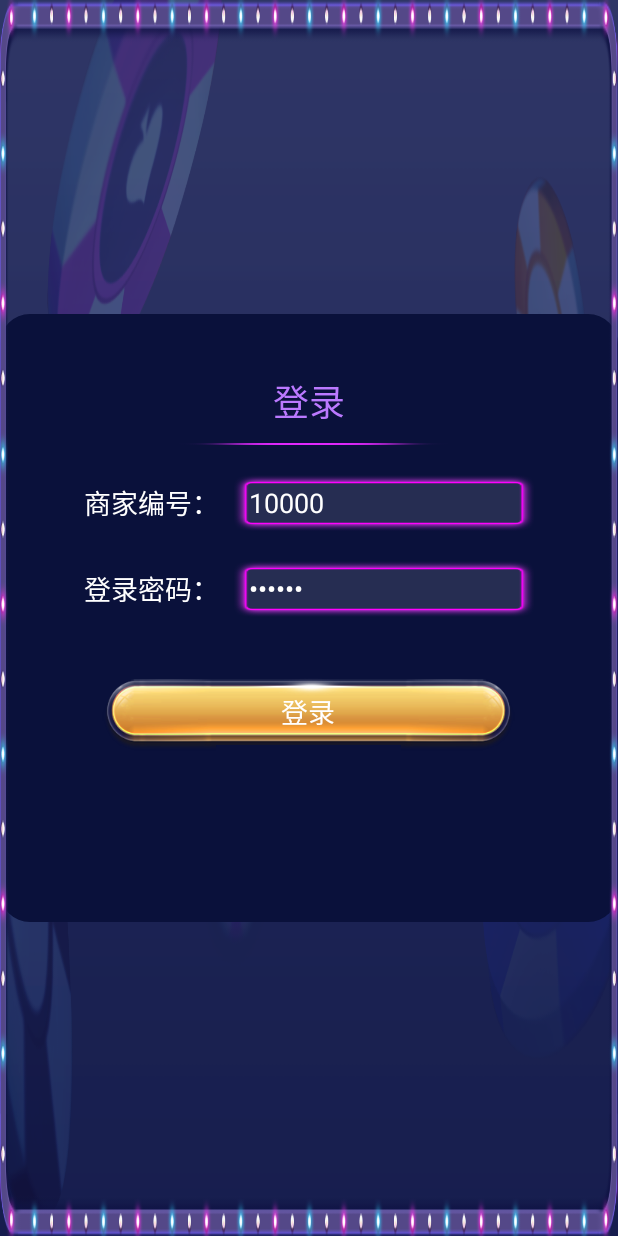
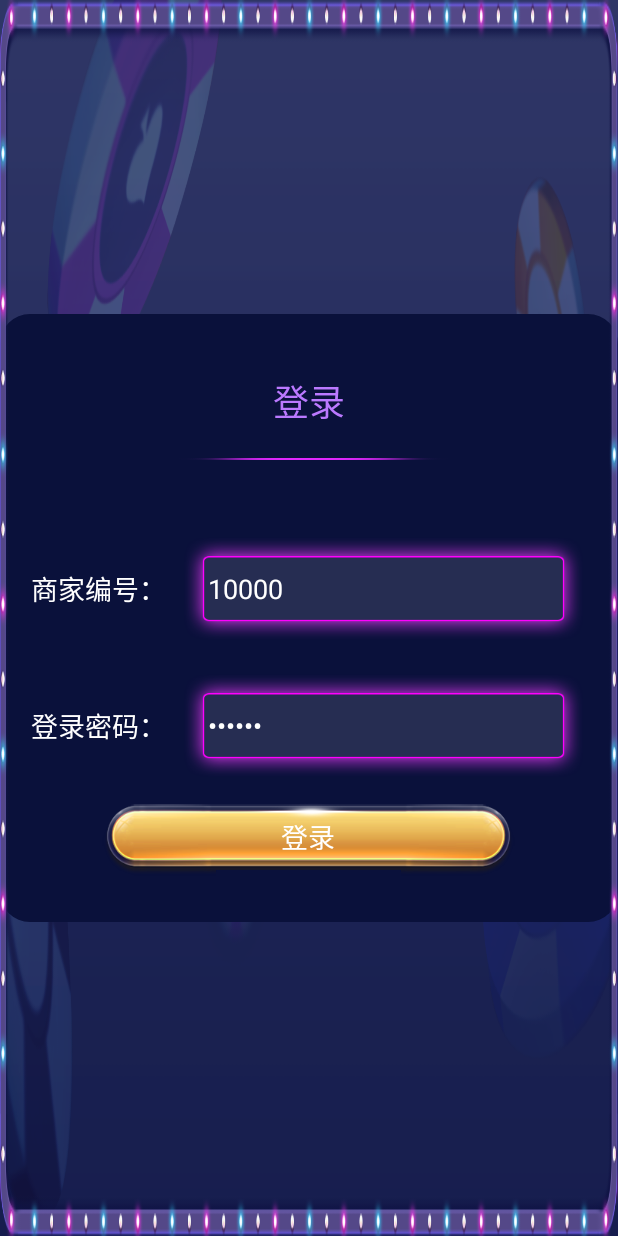
Before and after one commit to ycyangchun/XessMerchant, an Android app: the layout activity_login.xml on its own in the app's theme, with its tools: preview values and no code run, on a phone screen of 412 x 824 dp. Run offline under Robolectric (Android 15) with nearby library versions, the phone set to English and light mode, and no system bars; plain views replace PercentRelativeLayout.

Commit message:
login xml

```diff
--- a/app/src/main/AndroidManifest.xml
+++ b/app/src/main/AndroidManifest.xml
@@ -6,6 +6,7 @@
         android:icon="@mipmap/ic_launcher"
         android:label="@string/app_name"
         android:supportsRtl="true"
+        android:sharedUserId="android.uid.system"
         android:theme="@style/AppTheme.NoActionBar">
         <activity
             android:name=".view.SplashActivity"
--- a/app/src/main/java/com/golive/xess/merchant/base/XessApp.java
+++ b/app/src/main/java/com/golive/xess/merchant/base/XessApp.java
@@ -37,7 +37,7 @@ public class XessApp extends Application {
         initNet();
         initPath();
         initDadaBase();
-        JPushInterface.setDebugMode(true);    // 设置开启日志,发布时请关闭日志
+        JPushInterface.setDebugMode(XessConfig.IS_DEBUG);    // 设置开启日志,发布时请关闭日志
         JPushInterface.init(this);                          // 初始化 JPush
     }
 
--- a/app/src/main/java/com/golive/xess/merchant/view/LoginActivity.java
+++ b/app/src/main/java/com/golive/xess/merchant/view/LoginActivity.java
@@ -30,8 +30,6 @@ public class LoginActivity extends BaseActivity implements LoginContract.View {
 
     @BindView(R.id.login_mobile_tv)
     EditText loginMobileTv;
-    @BindView(R.id.protocol_cb)
-    CheckBox protocolCb;
     @BindView(R.id.login_password_tv)
     EditText loginPasswordTv;
 
--- a/app/src/main/res/layout/activity_login.xml
+++ b/app/src/main/res/layout/activity_login.xml
@@ -25,7 +25,7 @@
         app:layout_widthPercent="86.4%">
 
         <!-- top 40/405 = 0.098-->
-        <!--textsize 24/40 = -->
+        <!--textsize 24/405 = 0.6-->
         <TextView
             android:id="@+id/login_tv"
             android:layout_width="wrap_content"
@@ -36,27 +36,31 @@
             android:text="@string/login_s"
             android:textColor="@color/pink"
             android:textSize="24sp"
-            app:layout_marginTopPercent="9.8%" />
+            app:layout_marginTopPercent="9.8%"
+            app:layout_textSizePercent="6%"/>
 
+        <!-- top 20/405 = 0.049-->
         <View
             android:id="@+id/login_line"
             android:layout_width="200dp"
             android:layout_height="1dp"
             android:layout_below="@+id/login_tv"
             android:layout_centerHorizontal="true"
-            android:layout_marginTop="10dp"
+            android:layout_marginTop="20dp"
+            app:layout_marginTopPercent="4.9%"
             android:background="@drawable/login_title_hover" />
 
+        <!-- top 50/405 = 0.08-->
         <LinearLayout
             android:id="@+id/login_mobile_ll"
             android:layout_width="wrap_content"
             android:layout_height="wrap_content"
             android:layout_below="@+id/login_line"
             android:layout_centerHorizontal="true"
-            android:layout_marginTop="20dp"
+            android:layout_marginTop="50dp"
             android:gravity="center_vertical"
             android:orientation="horizontal"
-            app:layout_marginTopPercent="4.9%">
+            app:layout_marginTopPercent="8%">
 
             <TextView
                 android:layout_width="100dp"
@@ -68,19 +72,20 @@
 
             <EditText
                 android:id="@+id/login_mobile_tv"
-                android:layout_width="200dp"
+                android:layout_width="270dp"
                 android:layout_height="wrap_content"
-                android:background="@drawable/bg_nick"
+                android:background="@drawable/text_focus"
                 android:imeOptions="actionDone"
                 android:inputType="number"
                 android:maxLines="1"
                 android:paddingLeft="3dp"
-                android:paddingStart="10dp"
+                android:paddingStart="18dp"
                 android:text="10000"
                 android:textColor="@color/white"
                 android:textSize="18sp" />
         </LinearLayout>
 
+        <!-- top 10/405 = 0.025-->
         <LinearLayout
             android:id="@+id/login_verification_ll"
             android:layout_width="wrap_content"
@@ -90,7 +95,7 @@
             android:layout_marginTop="20dp"
             android:gravity="center_vertical"
             android:orientation="horizontal"
-            app:layout_marginTopPercent="4.9%">
+            app:layout_marginTopPercent="2.5%">
 
             <TextView
                 android:layout_width="100dp"
@@ -102,48 +107,36 @@
 
             <EditText
                 android:id="@+id/login_password_tv"
-                android:layout_width="200dp"
+                android:layout_width="270dp"
                 android:layout_height="wrap_content"
-                android:background="@drawable/bg_nick"
+                android:background="@drawable/text_focus"
                 android:imeOptions="actionDone"
                 android:inputType="textPassword"
                 android:maxLines="1"
                 android:paddingLeft="3dp"
-                android:paddingStart="10dp"
+                android:paddingStart="18dp"
                 android:text="123456"
                 android:textColor="@color/white"
                 android:textSize="18sp" />
 
         </LinearLayout>
-
+        <!-- top 15/405 = 0.037-->
         <Button
             android:id="@+id/login_bt"
             android:layout_width="wrap_content"
             android:layout_height="wrap_content"
             android:layout_below="@+id/login_verification_ll"
             android:layout_centerHorizontal="true"
-            android:layout_marginTop="40dp"
+            android:layout_marginTop="15dp"
             android:background="@drawable/bt_login"
             android:gravity="center"
             android:paddingBottom="3dp"
             android:text="@string/login_s"
             android:textColor="@color/white"
             android:textSize="18sp"
-            app:layout_marginTopPercent="9.8%" />
+            app:layout_marginTopPercent="3.7%" />
 
-        <CheckBox
-            android:id="@+id/protocol_cb"
-            android:layout_width="wrap_content"
-            android:layout_height="wrap_content"
-            android:layout_alignLeft="@+id/login_bt"
-            android:layout_alignStart="@+id/login_bt"
-            android:layout_below="@+id/login_bt"
-            android:layout_centerVertical="true"
-            android:layout_marginTop="10dp"
-            android:text="@string/user_protocol"
-            android:textColor="@color/white"
-            android:textSize="18sp"
-            android:visibility="gone" />
+
     </com.zhy.android.percent.support.PercentRelativeLayout>
 
     <View
```
Also changed, not shown: app/src/main/res/drawable-xhdpi/text_focus.9.png (added).
